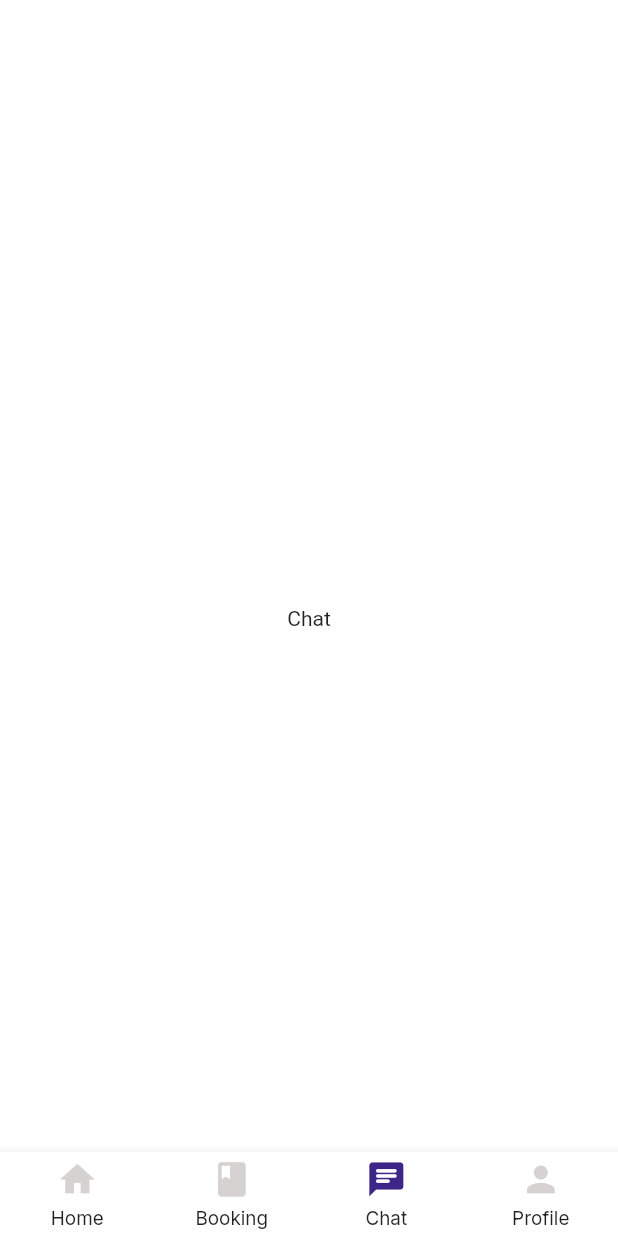
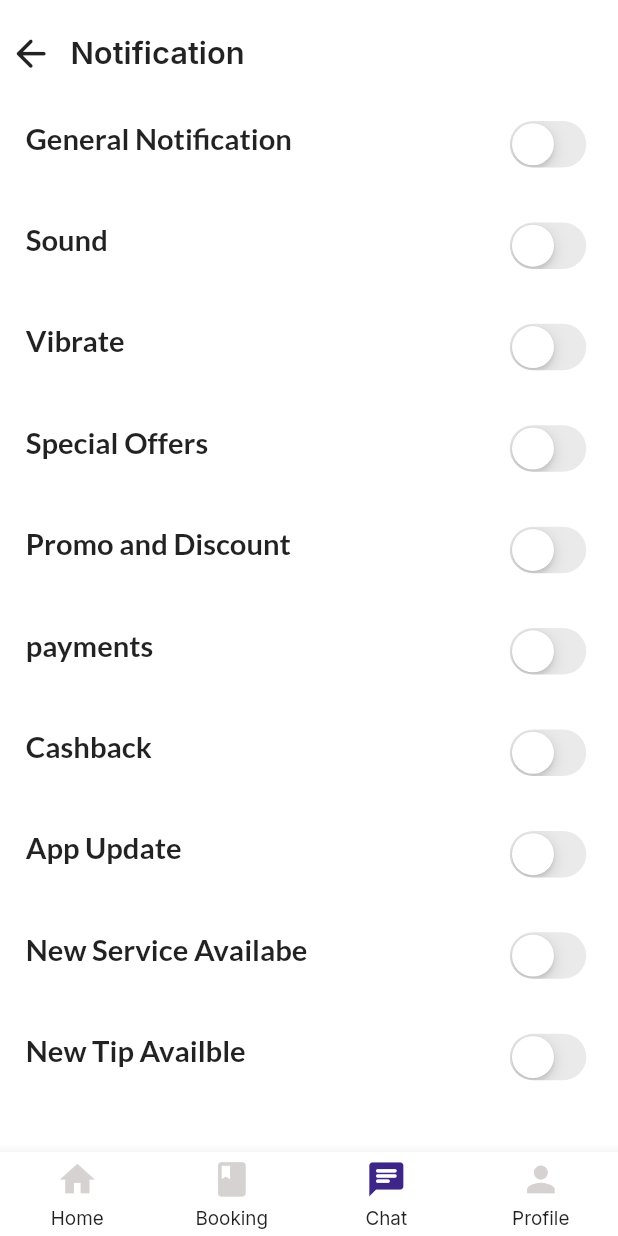
Before and after one commit to Tesfawtsion/Property_maintenance, a Flutter app: the screen it shows after launch, item 3 of the bottom bar chosen, on a phone screen of 412 x 824 dp. Run offline on Flutter 3.47's test engine with Material 2 defaults, Android fonts, the phone set to English and light mode, and no system bars; drawn by our look-alikes of custom_navigation_bar; our stand-ins replace flutter_screenutil, font_awesome_flutter, google_fonts, readmore; missing offline and left inert: antdesign_icons.

Commit message:
profile page sub screens added

```diff
--- a/lib/Models/orginal.dart
+++ b/lib/Models/orginal.dart
@@ -10,7 +10,7 @@ class Data {
       {this.highLight = false});
   static List<Data> generatAllDatas() {
     return [
-      Data('lib/images/p5.jpg', 'House Cleaning', 'Yacob Tefaye', 4.8, 12,
+      Data('lib/images/p2.jpg', 'House Cleaning', 'Yacob Tefaye', 4.8, 12,
           highLight: true),
       Data(
         'lib/images/p1.jpg',
--- a/lib/Pages/Pagecontrol.dart
+++ b/lib/Pages/Pagecontrol.dart
@@ -7,6 +7,8 @@ import 'package:property/Pages/booking.dart';
 import 'package:property/Pages/chat.dart';
 import 'package:property/Pages/homepage.dart';
 import 'package:property/Pages/profile.dart';
+import 'package:property/Pages/profile_sub_pages/editepro.dart';
+import 'package:property/Pages/profile_sub_pages/notification.dart';
 import 'package:property/ServicePages/Cleaning.dart';
 
 class Pagecontroler extends StatefulWidget {
@@ -62,7 +64,7 @@ class _PagecontrolerState extends State<Pagecontroler> {
       case 1:
         return const Booking();
       case 2:
-        return const Chat();
+        return const Notification1();
       case 3:
         return const Profile();
     }
--- /dev/null
+++ b/lib/Pages/profile_sub_pages/notification.dart
@@ -0,0 +1,110 @@
+import 'package:flutter/material.dart';
+import 'package:flutter_screenutil/flutter_screenutil.dart';
+import 'package:google_fonts/google_fonts.dart';
+import 'package:property/Widgets/switch.dart';
+import '../../Widgets/header.dart';
+import '../../Widgets/notswitch.dart';
+
+class Notification1 extends StatelessWidget {
+  const Notification1({super.key});
+
+  @override
+  Widget build(BuildContext context) {
+    return Column(
+      children: [
+        HeadWideget1(
+          onpressed: () {
+            Navigator.pop(context);
+          },
+          text: 'Notification',
+        ),
+        List_of_not(
+          desc: 'General Notification',
+        ),
+        SizedBox(
+          height: 15.w,
+        ),
+        List_of_not(
+          desc: 'Sound',
+        ),
+        SizedBox(
+          height: 15.w,
+        ),
+        List_of_not(
+          desc: 'Vibrate',
+        ),
+        SizedBox(
+          height: 15.w,
+        ),
+        List_of_not(
+          desc: 'Special Offers',
+        ),
+        SizedBox(
+          height: 15.w,
+        ),
+        List_of_not(
+          desc: 'Promo and Discount',
+        ),
+        SizedBox(
+          height: 15.w,
+        ),
+        List_of_not(
+          desc: 'payments',
+        ),
+        SizedBox(
+          height: 15.w,
+        ),
+        List_of_not(
+          desc: 'Cashback',
+        ),
+        SizedBox(
+          height: 15.w,
+        ),
+        List_of_not(
+          desc: 'App Update',
+        ),
+        SizedBox(
+          height: 15.w,
+        ),
+        List_of_not(
+          desc: 'New Service Availabe',
+        ),
+        SizedBox(
+          height: 15.w,
+        ),
+        List_of_not(
+          desc: 'New Tip Availble',
+        ),
+        SizedBox(
+          height: 15.w,
+        ),
+      ],
+    );
+  }
+}
+
+class List_of_not extends StatelessWidget {
+  final String desc;
+  const List_of_not({
+    Key? key,
+    required this.desc,
+  }) : super(key: key);
+
+  @override
+  Widget build(BuildContext context) {
+    return Padding(
+      padding: EdgeInsets.symmetric(horizontal: 15.w, vertical: 5.w),
+      child: Row(
+        mainAxisAlignment: MainAxisAlignment.spaceBetween,
+        children: [
+          Text(
+            desc,
+            style: GoogleFonts.lato(
+                fontSize: 17.sp, fontWeight: FontWeight.w700, height: 0.5.w),
+          ),
+          Switch1()
+        ],
+      ),
+    );
+  }
+}
--- /dev/null
+++ b/lib/Widgets/header.dart
@@ -0,0 +1,40 @@
+import 'package:flutter/material.dart';
+import 'package:flutter_screenutil/flutter_screenutil.dart';
+import 'package:google_fonts/google_fonts.dart';
+
+class HeadWideget1 extends StatelessWidget {
+  final String text;
+  VoidCallback onpressed;
+  HeadWideget1({
+    Key? key,
+    required this.onpressed,
+    required this.text,
+  }) : super(key: key);
+
+  @override
+  Widget build(BuildContext context) {
+    return Padding(
+      padding: EdgeInsets.symmetric(horizontal: 5.w, vertical: 18.w),
+      child: Row(
+        mainAxisAlignment: MainAxisAlignment.start,
+        children: [
+          GestureDetector(
+            onTap: onpressed,
+            child: Icon(
+              Icons.arrow_back_rounded,
+              size: 26.sp,
+            ),
+          ),
+          SizedBox(
+            width: 10.w,
+          ),
+          Text(
+            text,
+            style:
+                GoogleFonts.inter(fontSize: 18.sp, fontWeight: FontWeight.w600),
+          ),
+        ],
+      ),
+    );
+  }
+}
--- /dev/null
+++ b/lib/Widgets/switch.dart
@@ -0,0 +1,22 @@
+import 'package:flutter/cupertino.dart';
+
+class Switch1 extends StatefulWidget {
+  const Switch1({super.key});
+
+  @override
+  State<Switch1> createState() => _Switch1State();
+}
+
+class _Switch1State extends State<Switch1> {
+  bool _switchValue = false;
+  @override
+  Widget build(BuildContext context) {
+    return CupertinoSwitch(
+        value: _switchValue,
+        onChanged: (value) {
+          setState(() {
+            _switchValue = value;
+          });
+        });
+  }
+}
```
Also changed, not shown: lib/Pages/Detail.dart (+9 -27 lines), lib/Pages/More.dart (+56 -10 lines), lib/Pages/homepage.dart (+74 -45 lines), lib/Pages/profile.dart (+45 -2 lines), lib/Pages/profile_sub_pages/editepro.dart (added, +23 -0 lines), lib/Widgets/notswitch.dart (added, +44 -0 lines).
